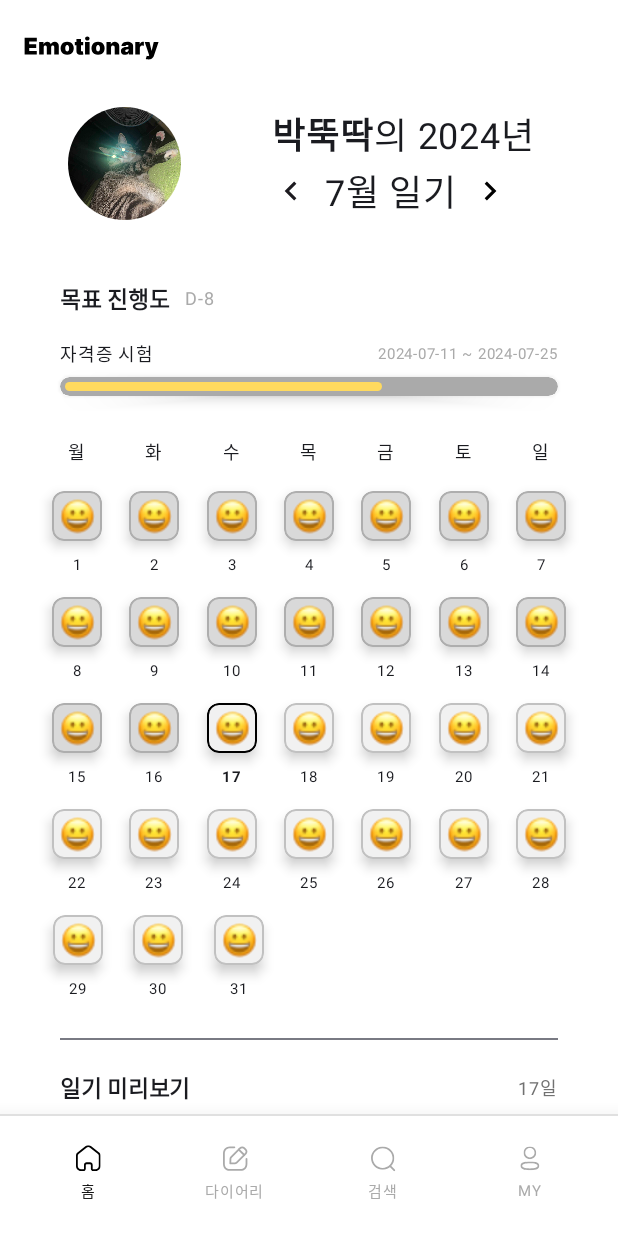
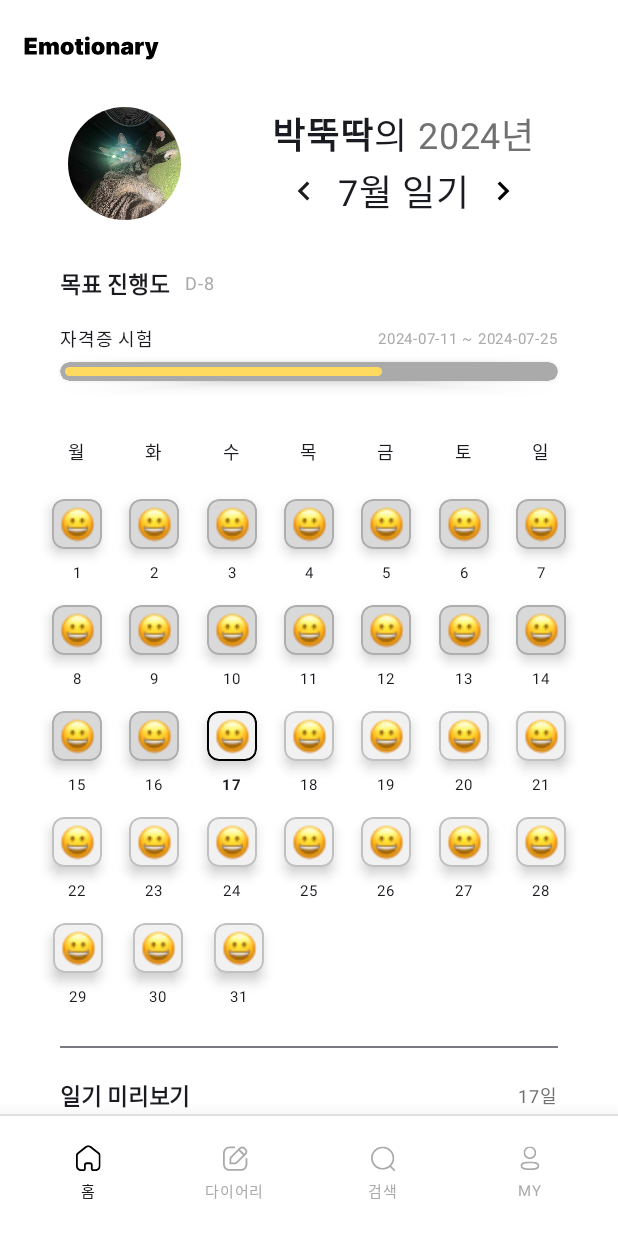
Before and after one commit to MinseoSONG/Emotionary-FE, an Android app built with Jetpack Compose: the screen it shows after launch (MainActivity), on a phone screen of 412 x 824 dp. Run offline under Robolectric (Android 15) with nearby library versions, the phone set to English and light mode, and no system bars.

Commit message:
fix: 홈화면 레이아웃 수정

```diff
--- a/app/src/main/java/com/example/emotionary/screen/home/HomeScreen.kt
+++ b/app/src/main/java/com/example/emotionary/screen/home/HomeScreen.kt
@@ -131,8 +131,10 @@ fun HomeScreen(navController: NavHostController) {
                     contentScale = ContentScale.Crop
                 )
                 Column(
-                    modifier= Modifier.fillMaxHeight(),
-                    verticalArrangement = Arrangement.Center
+                    modifier= Modifier
+                        .fillMaxHeight(),
+                    verticalArrangement = Arrangement.Center,
+                    horizontalAlignment = Alignment.CenterHorizontally
                 ){
                     Row {
                         Text(
@@ -141,8 +143,13 @@ fun HomeScreen(navController: NavHostController) {
                             fontWeight = FontWeight.Bold
                         )
                         Text(
-                            text = "의 "+ year +"년",
+                            text = "의 ",
                             fontSize = 24.sp
+                        )
+                        Text(
+                            text = year.toString()+"년",
+                            fontSize = 24.sp,
+                            color = colorResource(id = R.color.gray_700)
                         )
                     }
                     Row(
@@ -188,7 +195,6 @@ fun HomeScreen(navController: NavHostController) {
                     }
                 }
             }
-            Spacer(modifier = Modifier.height(10.dp))
 
             // 목표 진행도
             Column(
@@ -256,6 +262,7 @@ fun HomeScreen(navController: NavHostController) {
 
                 }
             }
+            Spacer(modifier = Modifier.height(10.dp))
 
             Column(
                 modifier = Modifier
@@ -278,7 +285,7 @@ fun HomeScreen(navController: NavHostController) {
                             Text(text = day, fontSize = 12.sp)
                         }
                     }
-                    Spacer(modifier = Modifier.height(10.dp))
+                    Spacer(modifier = Modifier.height(15.dp))
 
                     Column(
                         modifier = Modifier
```
